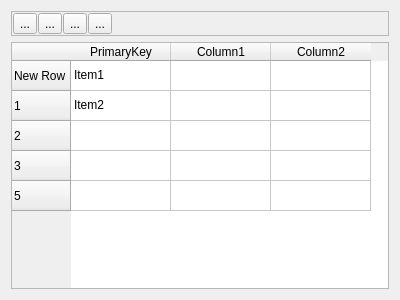
Old version of the form projects/erp/billing/warehouse/warehouse/master/forms/masterbase.ui in the repository gestiweb/llampex-mini.
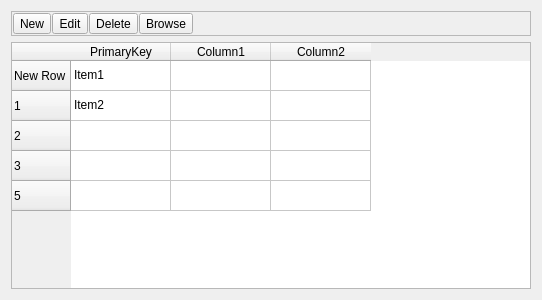
New version of the form. Icons and pictures are not drawn.

Patch:
```diff
--- a/projects/erp/billing/warehouse/warehouse/master/forms/masterbase.ui
+++ b/projects/erp/billing/warehouse/warehouse/master/forms/masterbase.ui
@@ -6,7 +6,7 @@
    <rect>
     <x>0</x>
     <y>0</y>
-    <width>400</width>
+    <width>542</width>
     <height>300</height>
    </rect>
   </property>
@@ -35,12 +35,15 @@
          <enum>Qt::NoFocus</enum>
         </property>
         <property name="text">
-         <string>...</string>
+         <string>New</string>
         </property>
         <property name="icon">
          <iconset>
           <normaloff>icons/new.png</normaloff>icons/new.png</iconset>
         </property>
+        <property name="toolButtonStyle">
+         <enum>Qt::ToolButtonTextBesideIcon</enum>
+        </property>
        </widget>
       </item>
       <item>
@@ -49,12 +52,15 @@
          <enum>Qt::NoFocus</enum>
         </property>
         <property name="text">
-         <string>...</string>
+         <string>Edit</string>
         </property>
         <property name="icon">
          <iconset>
           <normaloff>icons/edit.png</normaloff>icons/edit.png</iconset>
         </property>
+        <property name="toolButtonStyle">
+         <enum>Qt::ToolButtonTextBesideIcon</enum>
+        </property>
        </widget>
       </item>
       <item>
@@ -63,12 +69,15 @@
          <enum>Qt::NoFocus</enum>
         </property>
         <property name="text">
-         <string>...</string>
+         <string>Delete</string>
         </property>
         <property name="icon">
          <iconset>
           <normaloff>icons/delete.png</normaloff>icons/delete.png</iconset>
         </property>
+        <property name="toolButtonStyle">
+         <enum>Qt::ToolButtonTextBesideIcon</enum>
+        </property>
        </widget>
       </item>
       <item>
@@ -77,12 +86,15 @@
          <enum>Qt::NoFocus</enum>
         </property>
         <property name="text">
-         <string>...</string>
+         <string>Browse</string>
         </property>
         <property name="icon">
          <iconset>
           <normaloff>icons/browse.png</normaloff>icons/browse.png</iconset>
         </property>
+        <property name="toolButtonStyle">
+         <enum>Qt::ToolButtonTextBesideIcon</enum>
+        </property>
        </widget>
       </item>
       <item>
@@ -98,6 +110,19 @@
         </property>
        </spacer>
       </item>
+      <item>
+       <spacer name="horizontalSpacer_2">
+        <property name="orientation">
+         <enum>Qt::Horizontal</enum>
+        </property>
+        <property name="sizeHint" stdset="0">
+         <size>
+          <width>40</width>
+          <height>20</height>
+         </size>
+        </property>
+       </spacer>
+      </item>
      </layout>
     </widget>
    </item>
```
Left out of the diff: 19 changed lines with no effect on the pictures.
